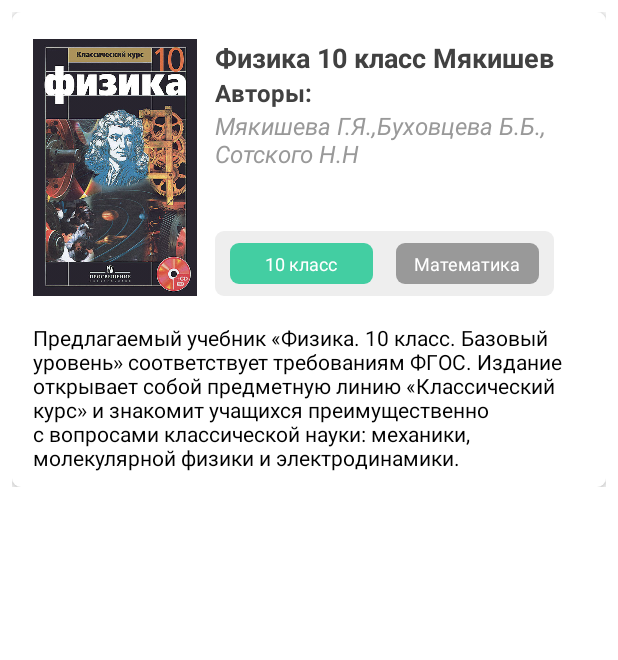
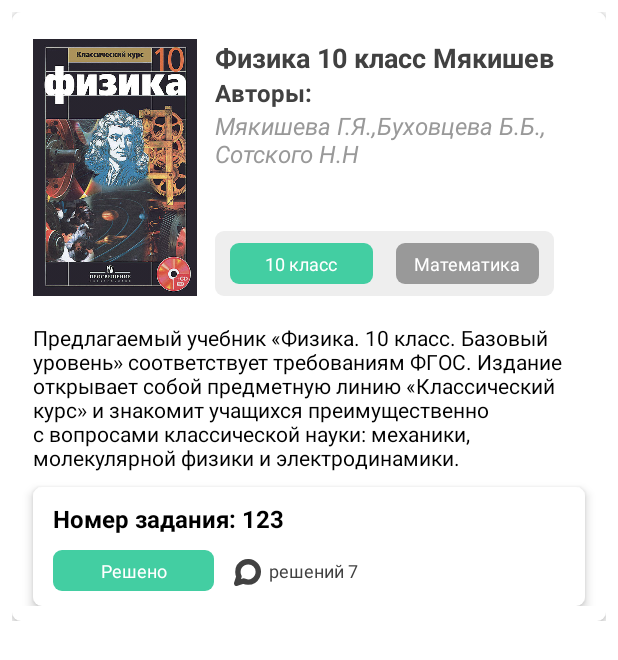
Before and after one commit to NewGameStudio/CommunityApp, an Android app: the layout fragment_gdz_book_tasks.xml on its own in the app's theme, with its tools: preview values and no code run, on a phone screen of 412 x 824 dp. Shown: the top 660 px of the screen. Run offline under Robolectric (Android 15) with nearby library versions, the light colour scheme and no system bars.

Commit message:
Добавил фрагмент со списком решений

```diff
--- a/app/src/main/res/layout/fragment_gdz_book_tasks.xml
+++ b/app/src/main/res/layout/fragment_gdz_book_tasks.xml
@@ -130,72 +130,72 @@
                 android:textColor="@color/colorDarkBlack"
                 android:textSize="14sp"/>
 
-<!--            <LinearLayout-->
-<!--                android:layout_width="match_parent"-->
-<!--                android:layout_height="wrap_content"-->
-<!--                android:background="@drawable/shape_rectangle"-->
-<!--                android:backgroundTint="@color/white"-->
-<!--                android:paddingVertical="10dp"-->
-<!--                android:backgroundTintMode="add"-->
-<!--                android:translationZ="4dp"-->
-<!--                android:layout_marginTop="10dp"-->
-<!--                android:layout_marginHorizontal="14dp"-->
-<!--                android:orientation="vertical">-->
+            <LinearLayout
+                android:layout_width="match_parent"
+                android:layout_height="wrap_content"
+                android:background="@drawable/shape_rectangle"
+                android:backgroundTint="@color/white"
+                android:paddingVertical="10dp"
+                android:backgroundTintMode="add"
+                android:translationZ="4dp"
+                android:layout_marginTop="10dp"
+                android:layout_marginHorizontal="14dp"
+                android:orientation="vertical">
 
-<!--                <TextView-->
-<!--                    android:layout_width="match_parent"-->
-<!--                    android:layout_height="wrap_content"-->
-<!--                    android:layout_marginHorizontal="13dp"-->
-<!--                    android:backgroundTintMode="add"-->
-<!--                    android:gravity="center"-->
-<!--                    android:text="Номер задания: 123"-->
-<!--                    android:textAlignment="viewStart"-->
-<!--                    android:textColor="@color/colorDarkBlack"-->
-<!--                    android:textSize="16sp"-->
-<!--                    android:textStyle="bold"/>-->
-<!--                <LinearLayout-->
-<!--                    android:layout_width="match_parent"-->
-<!--                    android:layout_height="wrap_content"-->
-<!--                    android:orientation="horizontal">-->
+                <TextView
+                    android:layout_width="match_parent"
+                    android:layout_height="wrap_content"
+                    android:layout_marginHorizontal="13dp"
+                    android:backgroundTintMode="add"
+                    android:gravity="center"
+                    android:text="Номер задания: 123"
+                    android:textAlignment="viewStart"
+                    android:textColor="@color/colorDarkBlack"
+                    android:textSize="16sp"
+                    android:textStyle="bold"/>
+                <LinearLayout
+                    android:layout_width="match_parent"
+                    android:layout_height="wrap_content"
+                    android:orientation="horizontal">
 
-<!--                    <TextView-->
-<!--                        android:layout_width="0dp"-->
-<!--                        android:layout_height="wrap_content"-->
-<!--                        android:layout_marginHorizontal="13dp"-->
-<!--                        android:layout_marginTop="10dp"-->
-<!--                        android:layout_weight="0.2"-->
-<!--                        android:background="@drawable/shape_rectangle"-->
-<!--                        android:backgroundTint="@color/colorAccent"-->
-<!--                        android:backgroundTintMode="add"-->
-<!--                        android:gravity="center"-->
-<!--                        android:paddingHorizontal="10dp"-->
-<!--                        android:paddingVertical="5dp"-->
-<!--                        android:text="Решено"-->
-<!--                        android:textColor="@color/white"-->
-<!--                        android:textSize="12sp" />-->
+                    <TextView
+                        android:layout_width="0dp"
+                        android:layout_height="wrap_content"
+                        android:layout_marginHorizontal="13dp"
+                        android:layout_marginTop="10dp"
+                        android:layout_weight="0.2"
+                        android:background="@drawable/shape_rectangle"
+                        android:backgroundTint="@color/colorAccent"
+                        android:backgroundTintMode="add"
+                        android:gravity="center"
+                        android:paddingHorizontal="10dp"
+                        android:paddingVertical="5dp"
+                        android:text="Решено"
+                        android:textColor="@color/white"
+                        android:textSize="12sp" />
 
-<!--                    <ImageView-->
-<!--                        android:layout_width="18dp"-->
-<!--                        android:layout_height="18dp"-->
-<!--                        android:layout_gravity="bottom"-->
-<!--                        android:layout_marginBottom="3dp"-->
-<!--                        android:background="@drawable/chat" />-->
+                    <ImageView
+                        android:layout_width="18dp"
+                        android:layout_height="18dp"
+                        android:layout_gravity="bottom"
+                        android:layout_marginBottom="3dp"
+                        android:background="@drawable/chat" />
 
-<!--                    <TextView-->
-<!--                        android:layout_width="0dp"-->
-<!--                        android:layout_height="wrap_content"-->
-<!--                        android:layout_marginTop="10dp"-->
-<!--                        android:layout_weight="0.4"-->
-<!--                        android:gravity="start"-->
-<!--                        android:paddingHorizontal="5dp"-->
-<!--                        android:paddingVertical="5dp"-->
-<!--                        android:text="решений 7"-->
-<!--                        android:textColor="@color/colorBlack"-->
-<!--                        android:textSize="12sp" />-->
+                    <TextView
+                        android:layout_width="0dp"
+                        android:layout_height="wrap_content"
+                        android:layout_marginTop="10dp"
+                        android:layout_weight="0.4"
+                        android:gravity="start"
+                        android:paddingHorizontal="5dp"
+                        android:paddingVertical="5dp"
+                        android:text="решений 7"
+                        android:textColor="@color/colorBlack"
+                        android:textSize="12sp" />
 
-<!--                </LinearLayout>-->
+                </LinearLayout>
 
-<!--            </LinearLayout>-->
+            </LinearLayout>
         </LinearLayout>
     </ScrollView>
 </FrameLayout>
```
Also changed, not shown: app/src/main/java/com/example/communityapp/Adapter/GdzTaskSolutionAdapter.java (added, +64 -0 lines), app/src/main/java/com/example/communityapp/Entities/TaskSolution.java (added, +10 -0 lines), app/src/main/java/com/example/communityapp/Fragments/GdzBookTasksFragment.java (+46 -46 lines), app/src/main/java/com/example/communityapp/Fragments/GdzTaskSolutionFragment.java (added, +94 -0 lines), app/src/main/res/drawable/star.xml (added, +9 -0 lines), app/src/main/res/layout/fragment_gdz_task_solution.xml (added, +63 -0 lines), app/src/main/res/layout/gdz_task_solution_card_view.xml (added, +143 -0 lines).
